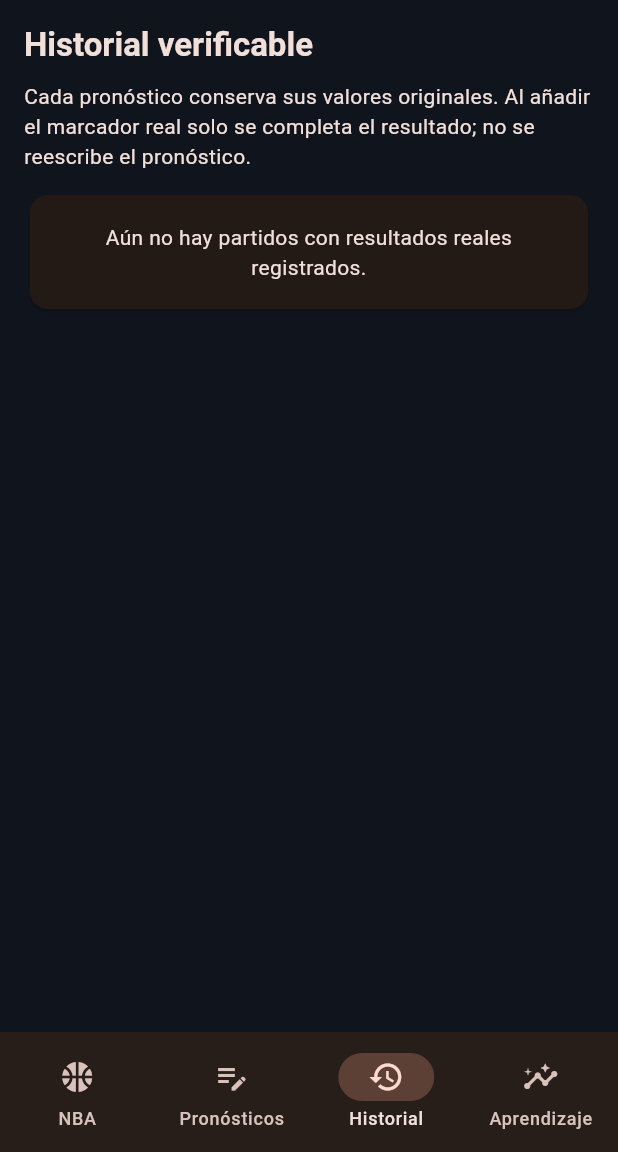
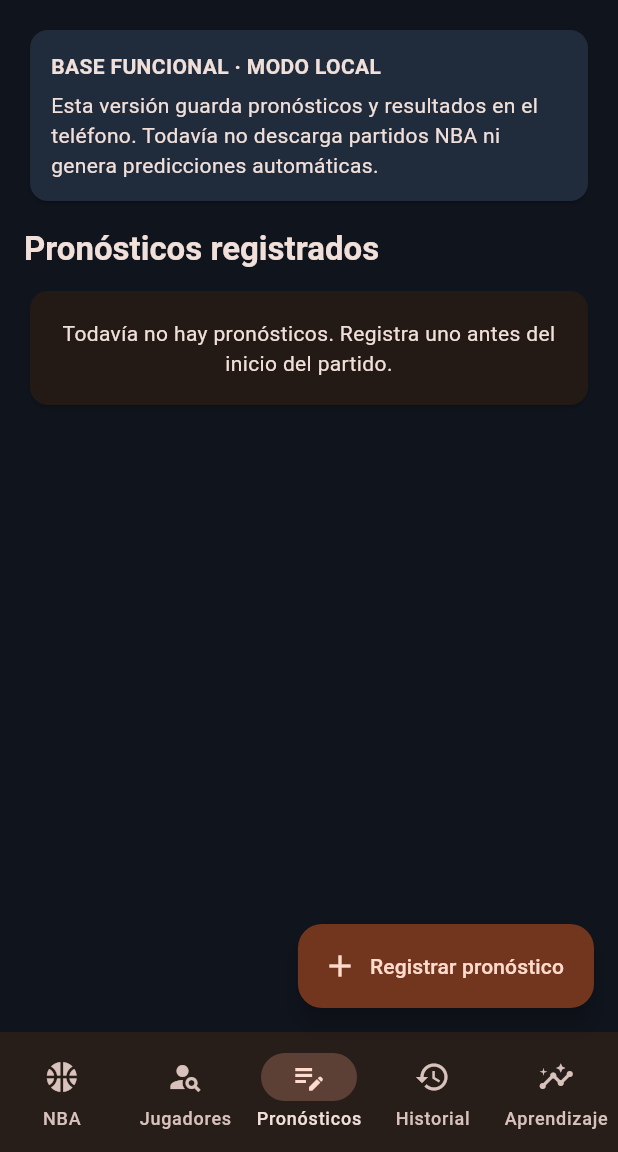
Before and after one commit to pedrorojas99/NBA-Analisis, a Flutter app: the screen it shows after launch, item 3 of the bottom bar chosen, on a phone screen of 412 x 824 dp, the part 84-1236 px from its top. Run offline on Flutter 3.47's test engine with Material 3 defaults, Android fonts, the phone set to English and light mode, and no system bars; our stand-ins replace shared_preferences, supabase_flutter; accounts and stored records are empty; network calls fail.

Commit message:
Add player statistics navigation tab

```diff
--- a/lib/screens/home_screen.dart
+++ b/lib/screens/home_screen.dart
@@ -2,6 +2,7 @@ import 'package:flutter/material.dart';
 import '../services/nba_data_service.dart';
 import '../models/prediction.dart';
 import '../services/prediction_store.dart';
+import 'player_stats_screen.dart';
 
 class HomeScreen extends StatefulWidget {
   const HomeScreen({super.key});
@@ -74,7 +75,7 @@ class _HomeScreenState extends State<HomeScreen> {
   @override
   Widget build(BuildContext context) {
     final pages = [
-      _liveNbaPage(), _gamesPage(), _historyPage(), _learningPage(),
+      _liveNbaPage(), const PlayerStatsScreen(), _gamesPage(), _historyPage(), _learningPage(),
     ];
     return Scaffold(
       appBar: AppBar(
@@ -82,7 +83,7 @@ class _HomeScreenState extends State<HomeScreen> {
         actions: [IconButton(onPressed: () { refresh(); refreshNbaData(); }, icon: const Icon(Icons.refresh))],
       ),
       body: loading ? const Center(child: CircularProgressIndicator()) : pages[tab],
-      floatingActionButton: tab == 1 ? FloatingActionButton.extended(
+      floatingActionButton: tab == 2 ? FloatingActionButton.extended(
         onPressed: addPrediction, icon: const Icon(Icons.add), label: const Text('Registrar pronóstico'),
       ) : null,
       bottomNavigationBar: NavigationBar(
@@ -90,6 +91,7 @@ class _HomeScreenState extends State<HomeScreen> {
         onDestinationSelected: (v) => setState(() => tab = v),
         destinations: const [
           NavigationDestination(icon: Icon(Icons.sports_basketball), label: 'NBA'),
+          NavigationDestination(icon: Icon(Icons.person_search), label: 'Jugadores'),
           NavigationDestination(icon: Icon(Icons.edit_note), label: 'Pronósticos'),
           NavigationDestination(icon: Icon(Icons.history), label: 'Historial'),
           NavigationDestination(icon: Icon(Icons.insights), label: 'Aprendizaje'),
```
